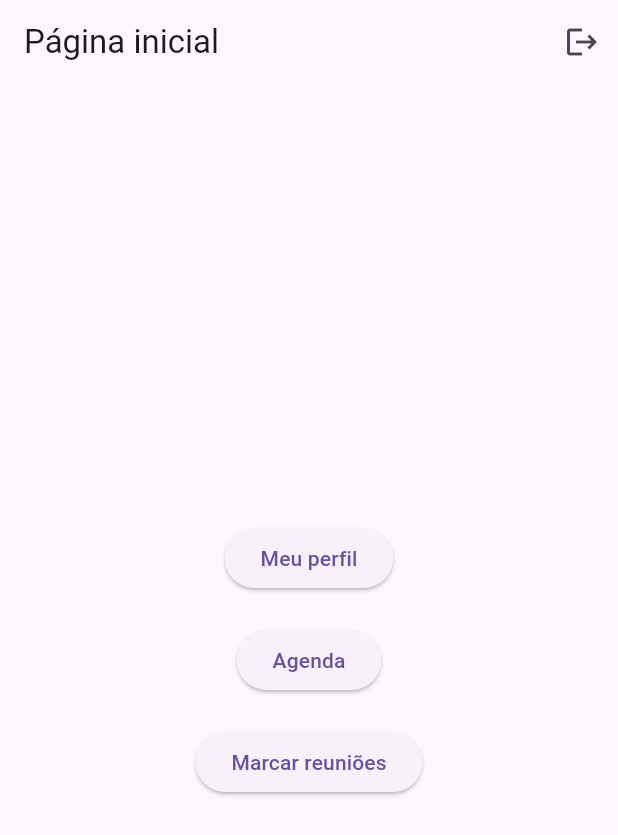
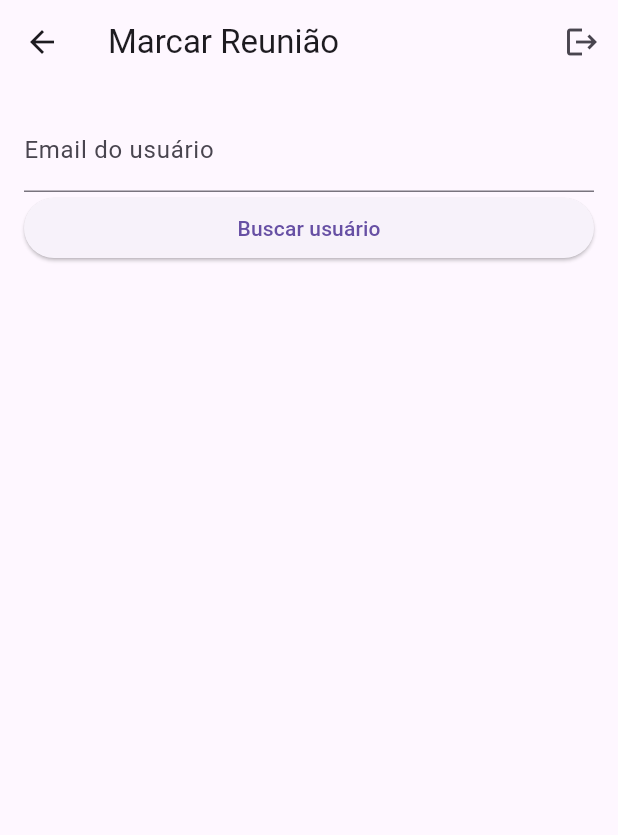
Before and after one commit to matheusfs99/FalaAiUnitFlutter, a Flutter app: the HomeScreen screen opened directly with empty values, after a tap on "Marcar reuniões", on a phone screen of 412 x 824 dp. Shown: the top 835 px of the screen. Run offline on Flutter 3.47's test engine with Material 3 defaults, Android fonts, the phone set to English and light mode, and no system bars; our stand-ins replace shared_preferences; accounts and stored records are empty; network calls fail.

Commit message:
add schedule metting

```diff
--- a/lib/screens/home_screen.dart
+++ b/lib/screens/home_screen.dart
@@ -1,6 +1,7 @@
 import 'package:fala_ai_unit/models/user_model.dart';
 import 'package:fala_ai_unit/screens/login_screen.dart';
 import 'package:fala_ai_unit/screens/meetings_screen.dart';
+import 'package:fala_ai_unit/screens/schedule_meeting_screen.dart';
 import 'package:fala_ai_unit/services/api_service.dart';
 import 'package:flutter/material.dart';
 import 'profile_screen.dart';
@@ -61,7 +62,11 @@ class HomeScreen extends StatelessWidget {
             SizedBox(height: 20),
             ElevatedButton(
               onPressed: () {
-                // Função futura para o botão "Marcar reuniões"
+                Navigator.push(
+                  context,
+                  MaterialPageRoute(
+                      builder: (context) => ScheduleMeetingScreen()),
+                );
               },
               child: Text('Marcar reuniões'),
             ),
--- /dev/null
+++ b/lib/screens/schedule_meeting_screen.dart
@@ -0,0 +1,189 @@
+import 'package:fala_ai_unit/screens/login_screen.dart';
+import 'package:flutter/material.dart';
+import 'package:intl/intl.dart';
+import '../services/api_service.dart';
+
+class ScheduleMeetingScreen extends StatefulWidget {
+  @override
+  _ScheduleMeetingScreenState createState() => _ScheduleMeetingScreenState();
+}
+
+class _ScheduleMeetingScreenState extends State<ScheduleMeetingScreen> {
+  final TextEditingController _emailController = TextEditingController();
+  final TextEditingController _descriptionController = TextEditingController();
+  final TextEditingController _startTimeController = TextEditingController();
+  final TextEditingController _endTimeController = TextEditingController();
+  Map<String, dynamic>? _guestUser;
+  bool _isLoading = false;
+  String? _errorMessage;
+
+  final DateFormat _dateTimeFormat = DateFormat("dd/MM/yyyy HH:mm:ss");
+
+  Future<void> _searchUserByEmail() async {
+    setState(() {
+      _isLoading = true;
+      _errorMessage = null;
+      _guestUser = null;
+    });
+
+    final userData = await ApiService.searchUserByEmail(_emailController.text);
+
+    setState(() {
+      _isLoading = false;
+      if (userData != null) {
+        _guestUser = userData;
+      } else {
+        _errorMessage =
+            'Usuário com o email ${_emailController.text} não existe.';
+      }
+    });
+  }
+
+  Future<void> _pickDateTime(BuildContext context, bool isStartTime) async {
+    final selectedDate = await showDatePicker(
+      context: context,
+      initialDate: DateTime.now(),
+      firstDate: DateTime.now(),
+      lastDate: DateTime(2100),
+    );
+    if (selectedDate == null) return;
+
+    final selectedTime = await showTimePicker(
+      context: context,
+      initialTime: TimeOfDay.now(),
+    );
+    if (selectedTime == null) return;
+
+    final selectedDateTime = DateTime(
+      selectedDate.year,
+      selectedDate.month,
+      selectedDate.day,
+      selectedTime.hour,
+      selectedTime.minute,
+    );
+
+    setState(() {
+      final formattedDateTime = _dateTimeFormat.format(selectedDateTime);
+      if (isStartTime) {
+        _startTimeController.text = formattedDateTime;
+      } else {
+        _endTimeController.text = formattedDateTime;
+      }
+    });
+  }
+
+  Future<void> _scheduleMeeting() async {
+    if (_guestUser == null ||
+        _startTimeController.text.isEmpty ||
+        _endTimeController.text.isEmpty) {
+      ScaffoldMessenger.of(context).showSnackBar(
+        SnackBar(content: Text('Preencha todos os campos')),
+      );
+      return;
+    }
+
+    final startTime = _dateTimeFormat.parse(_startTimeController.text);
+    final endTime = _dateTimeFormat.parse(_endTimeController.text);
+
+    final success = await ApiService.scheduleMeeting(
+      _guestUser!['id'],
+      _descriptionController.text,
+      startTime,
+      endTime,
+    );
+
+    if (success) {
+      ScaffoldMessenger.of(context).showSnackBar(
+        SnackBar(content: Text('Reunião marcada com sucesso!')),
+      );
+      Navigator.pop(context);
+    } else {
+      ScaffoldMessenger.of(context).showSnackBar(
+        SnackBar(content: Text('Erro ao marcar reunião. Tente novamente.')),
+      );
+    }
+  }
+
+  Future<void> _logout(BuildContext context) async {
+    await ApiService.logout();
+    Navigator.pushAndRemoveUntil(
+      context,
+      MaterialPageRoute(builder: (context) => LoginScreen()),
+      (route) => false,
+    );
+  }
+
+  @override
+  Widget build(BuildContext context) {
+    return Scaffold(
+      appBar: AppBar(
+        title: Text('Marcar Reunião'),
+        actions: [
+          IconButton(
+            icon: const Icon(Icons.logout),
+            onPressed: () => _logout(context),
+          ),
+        ],
+      ),
+      body: Padding(
+        padding: const EdgeInsets.all(16.0),
+        child: Column(
+          crossAxisAlignment: CrossAxisAlignment.stretch,
+          children: [
+            TextFormField(
+              controller: _emailController,
+              decoration: InputDecoration(labelText: 'Email do usuário'),
+            ),
+            ElevatedButton(
+              onPressed: _searchUserByEmail,
+              child: _isLoading
+                  ? CircularProgressIndicator()
+                  : Text('Buscar usuário'),
+            ),
+            if (_errorMessage != null)
+              Padding(
+                padding: const EdgeInsets.symmetric(vertical: 8.0),
+                child: Text(
+                  _errorMessage!,
+                  style: TextStyle(color: Colors.red),
+                ),
+              ),
+            if (_guestUser != null) ...[
+              SizedBox(height: 16),
+              Text(
+                  'Usuário encontrado: ${_guestUser!['first_name']} ${_guestUser!['last_name']}'),
+              TextFormField(
+                controller: _descriptionController,
+                decoration: InputDecoration(labelText: 'Descrição da Reunião'),
+              ),
+              SizedBox(height: 16),
+              TextFormField(
+                controller: _startTimeController,
+                readOnly: true,
+                decoration: InputDecoration(
+                  labelText: 'Início da reunião',
+                  hintText: 'Selecionar data e hora',
+                ),
+                onTap: () => _pickDateTime(context, true),
+              ),
+              TextFormField(
+                controller: _endTimeController,
+                readOnly: true,
+                decoration: InputDecoration(
+                  labelText: 'Fim da reunião',
+                  hintText: 'Selecionar data e hora',
+                ),
+                onTap: () => _pickDateTime(context, false),
+              ),
+              SizedBox(height: 16),
+              ElevatedButton(
+                onPressed: _scheduleMeeting,
+                child: Text('Marcar Reunião'),
+              ),
+            ],
+          ],
+        ),
+      ),
+    );
+  }
+}
```
Also changed, not shown: lib/services/api_service.dart (+42 -0 lines).
